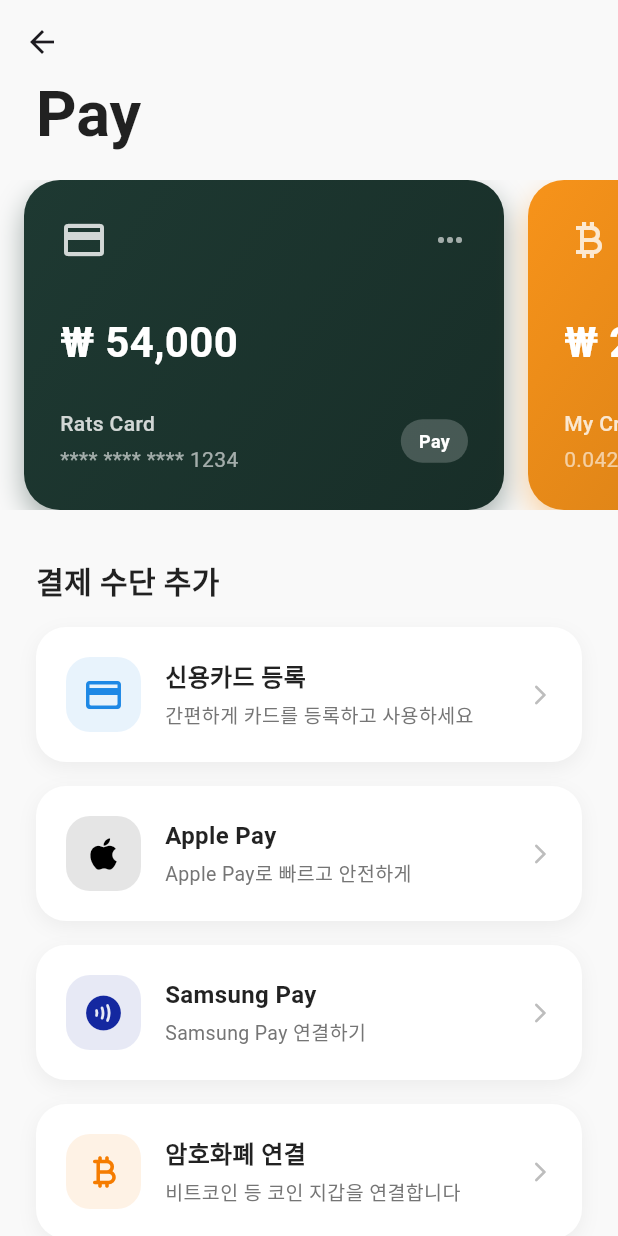
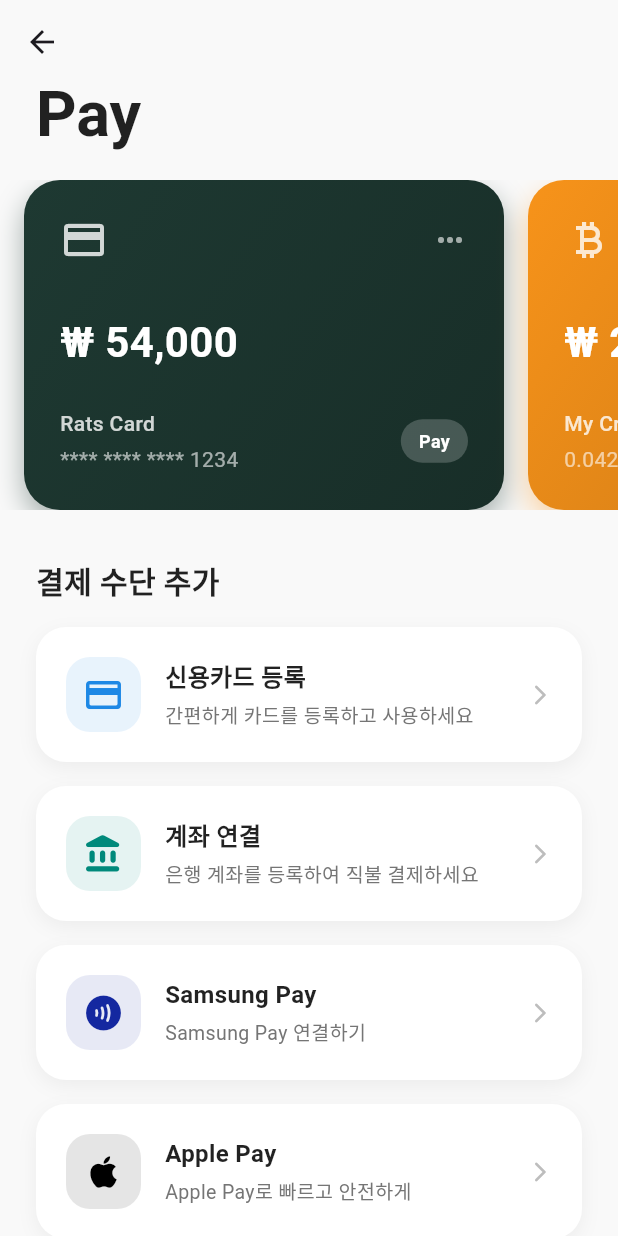
Before and after one commit to ikpil/Ratsbucks, a Flutter app: the PayView screen opened directly, on a phone screen of 412 x 824 dp. Run offline on Flutter 3.47's test engine with Material 3 defaults, Android fonts, the light colour scheme and no system bars.

Commit message:
테스트 ㄷ이터 추가

```diff
--- a/lib/pages/views/pay_view.dart
+++ b/lib/pages/views/pay_view.dart
@@ -44,10 +44,10 @@
         'onTap': () {},
       },
       {
-        'icon': Icons.apple,
-        'title': 'Apple Pay',
-        'subtitle': 'Apple Pay로 빠르고 안전하게',
-        'color': Colors.black,
+        'icon': Icons.account_balance_rounded,
+        'title': '계좌 연결',
+        'subtitle': '은행 계좌를 등록하여 직불 결제하세요',
+        'color': Colors.teal.shade600,
         'onTap': () {},
       },
       {
@@ -58,17 +58,31 @@
         'onTap': () {},
       },
       {
+        'icon': Icons.apple,
+        'title': 'Apple Pay',
+        'subtitle': 'Apple Pay로 빠르고 안전하게',
+        'color': Colors.black,
+        'onTap': () {},
+      },
+      {
+        'icon': Icons.face,
+        'title': '페이코',
+        'subtitle': '페이코로 빠르고 안전하게',
+        'color': Colors.black,
+        'onTap': () {},
+      },
+      {
+        'icon': Icons.face,
+        'title': '쓱페이',
+        'subtitle': '쓱!쓱! 빠르고 안전하게',
+        'color': Colors.black,
+        'onTap': () {},
+      },
+      {
         'icon': Icons.currency_bitcoin_rounded,
         'title': '암호화폐 연결',
         'subtitle': '비트코인 등 코인 지갑을 연결합니다',
         'color': Colors.orange.shade700,
-        'onTap': () {},
-      },
-      {
-        'icon': Icons.account_balance_rounded,
-        'title': '계좌 연결',
-        'subtitle': '은행 계좌를 등록하여 직불 결제하세요',
-        'color': Colors.teal.shade600,
         'onTap': () {},
       },
     ];
```
